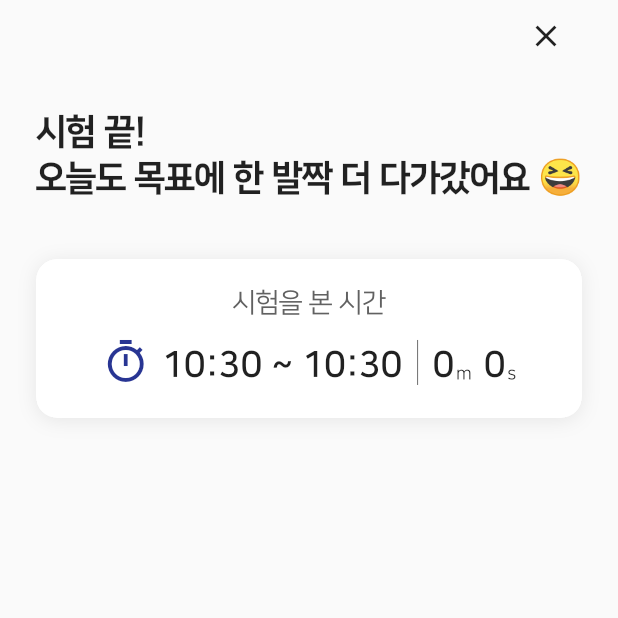
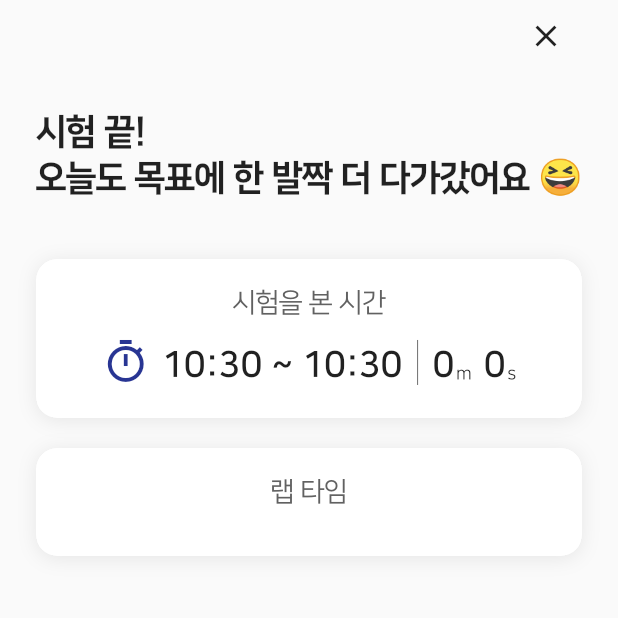
Before and after one commit to silgam/silgam-flutter, a Flutter app: the ExamOverviewPage screen opened directly with empty values, on a phone screen of 412 x 824 dp, the top half of it. Run offline on Flutter 3.47's test engine with Material 2 defaults, Android fonts, the phone set to English and light mode, and no system bars; our stand-ins replace bloc, cached_network_image, carousel_slider, cloud_firestore, connectivity_plus, dio and 35 more; missing offline and left inert: audio_session, flutter_facebook_auth, in_app_purchase_storekit, kakao_flutter_sdk, mixpanel_flutter, rich_text_controller; accounts and stored records are empty; generated files the repository leaves out were written again; network calls fail; statements that could not run were skipped.

Commit message:
feat: lap time card

```diff
--- a/lib/model/lap_time.dart
+++ b/lib/model/lap_time.dart
@@ -9,3 +9,21 @@ class LapTime with _$LapTime {
     required DateTime createdAt,
   }) = _LapTime;
 }
+
+@freezed
+class LapTimeItem with _$LapTimeItem {
+  const factory LapTimeItem({
+    required DateTime time,
+    required Duration timeDifference,
+    required Duration timeElapsed,
+  }) = _LapTimeItem;
+}
+
+@freezed
+class LapTimeItemGroup with _$LapTimeItemGroup {
+  const factory LapTimeItemGroup({
+    required String title,
+    required DateTime startTime,
+    required List<LapTimeItem> lapTimeItems,
+  }) = _LapTimeItemGroup;
+}
--- a/lib/presentation/exam_overview_page/cubit/exam_overview_state.dart
+++ b/lib/presentation/exam_overview_page/cubit/exam_overview_state.dart
@@ -2,5 +2,7 @@ part of 'exam_overview_cubit.dart';
 
 @freezed
 class ExamOverviewState with _$ExamOverviewState {
-  const factory ExamOverviewState() = _ExamOverviewState;
+  const factory ExamOverviewState({
+    @Default([]) List<LapTimeItemGroup> lapTimeItemGroups,
+  }) = _ExamOverviewState;
 }
--- a/lib/presentation/exam_overview_page/exam_overview_page.dart
+++ b/lib/presentation/exam_overview_page/exam_overview_page.dart
@@ -1,5 +1,7 @@
 import 'dart:math';
 
+import 'package:collection/collection.dart';
+import 'package:dotted_line/dotted_line.dart';
 import 'package:flutter/material.dart';
 import 'package:flutter_bloc/flutter_bloc.dart';
 import 'package:intl/intl.dart';
@@ -37,7 +39,9 @@ class _ExamOverviewPageState extends State<ExamOverviewPage> {
     height: 1.4,
   );
 
-  final ExamOverviewCubit _cubit = getIt.get();
+  late final ExamOverviewCubit _cubit = getIt.get(
+    param1: widget.examDetail,
+  );
 
   @override
   Widget build(BuildContext context) {
@@ -53,6 +57,8 @@ class _ExamOverviewPageState extends State<ExamOverviewPage> {
               _buildTitle(),
               const SizedBox(height: 40),
               _buildExamTimeCard(),
+              const SizedBox(height: 20),
+              _buildLapTimeCard(),
             ],
           ),
         ),
@@ -186,6 +192,118 @@ class _ExamOverviewPageState extends State<ExamOverviewPage> {
       ),
     );
   }
+
+  Widget _buildLapTimeCard() {
+    return CustomCard(
+      margin: const EdgeInsets.symmetric(
+        horizontal: _horizontalPadding,
+      ),
+      padding: const EdgeInsets.symmetric(
+        horizontal: 16,
+        vertical: 20,
+      ),
+      child: Column(
+        children: [
+          Text(
+            '랩 타임',
+            style: _titleTextStyle,
+          ),
+          const SizedBox(height: 12),
+          Column(
+            children: _cubit.state.lapTimeItemGroups
+                .map(
+                  (lapTimeItemGroup) => Column(
+                    children: [
+                      const SizedBox(height: 8),
+                      Text(
+                        '${lapTimeItemGroup.title} (${DateFormat.Hm().format(lapTimeItemGroup.startTime)})',
+                        style: TextStyle(
+                          color: _contentTextStyle.color,
+                        ),
+                      ),
+                      const SizedBox(height: 2),
+                      ...lapTimeItemGroup.lapTimeItems.mapIndexed(
+                        (index, lapTimeItem) => _buildLapTimeItem(
+                          index: index,
+                          time: lapTimeItem.time,
+                          timeDifference: lapTimeItem.timeDifference,
+                          timeElapsed: lapTimeItem.timeElapsed,
+                        ),
+                      )
+                    ],
+                  ),
+                )
+                .toList(),
+          )
+        ],
+      ),
+    );
+  }
+
+  Widget _buildLapTimeItem({
+    required int index,
+    required DateTime time,
+    required Duration timeDifference,
+    required Duration timeElapsed,
+  }) {
+    return Container(
+      padding: const EdgeInsets.symmetric(
+        vertical: 4,
+        horizontal: 8,
+      ),
+      child: Row(
+        children: [
+          Text(
+            '${index + 1}',
+            style: _contentTextStyle.copyWith(
+              color: Theme.of(context).primaryColor,
+              fontWeight: FontWeight.w900,
+            ),
+          ),
+          const SizedBox(width: 12),
+          Text(
+            DateFormat.Hms().format(time),
+            style: _contentTextStyle.copyWith(
+              fontWeight: FontWeight.w500,
+              fontSize: _contentTextStyle.fontSize! - 5,
+            ),
+          ),
+          const SizedBox(width: 16),
+          Expanded(
+            child: DottedLine(
+              dashLength: 1,
+              dashColor: Colors.grey.shade700,
+            ),
+          ),
+          const SizedBox(width: 16),
+          Column(
+            crossAxisAlignment: CrossAxisAlignment.end,
+            children: [
+              Text(
+                '${timeDifference.isNegative ? '-' : '+'}'
+                ' '
+                '${timeDifference.inMinutes.abs().toString().padLeft(2, '0')}'
+                ':'
+                '${(timeDifference.inSeconds.abs() % 60).toString().padLeft(2, '0')}',
+                style: const TextStyle(
+                  fontSize: 16,
+                ),
+              ),
+              const SizedBox(height: 2),
+              Text(
+                '${timeElapsed.inMinutes.toString().padLeft(2, '0')}'
+                ':'
+                '${(timeElapsed.inSeconds % 60).toString().padLeft(2, '0')}',
+                style: TextStyle(
+                  color: Colors.grey.shade700,
+                ),
+              ),
+            ],
+          )
+        ],
+      ),
+    );
+  }
 }
 
 class ExamOverviewPageArguments {
```
Also changed, not shown: lib/presentation/exam_overview_page/cubit/exam_overview_cubit.dart (+85 -1 lines).
